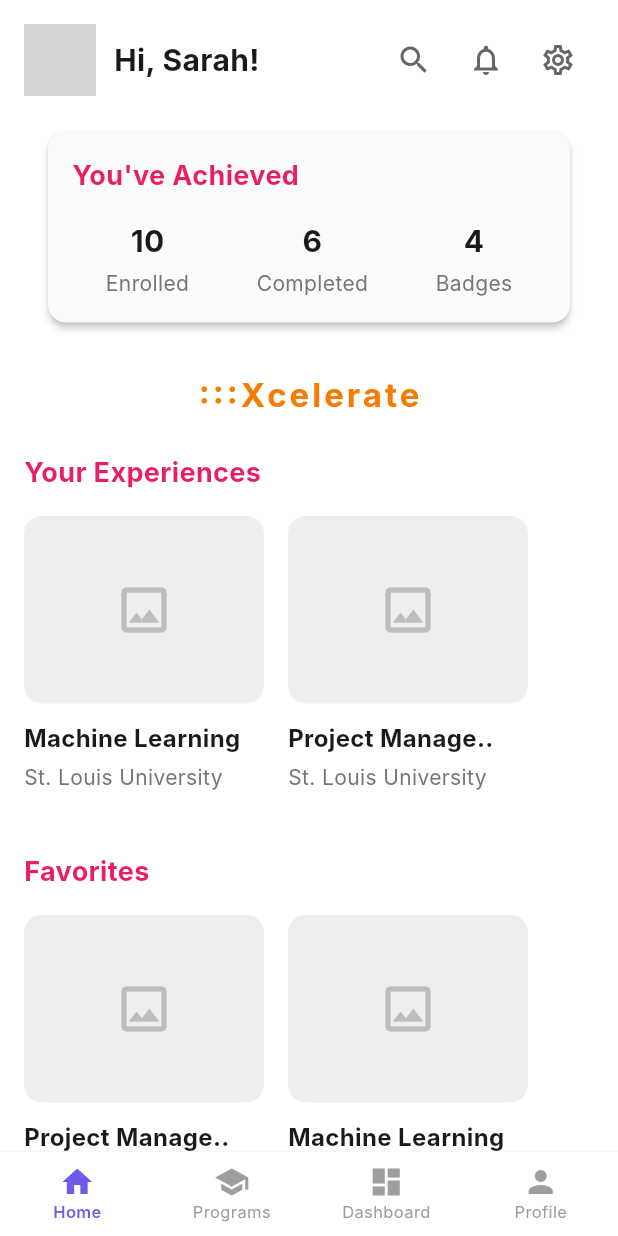
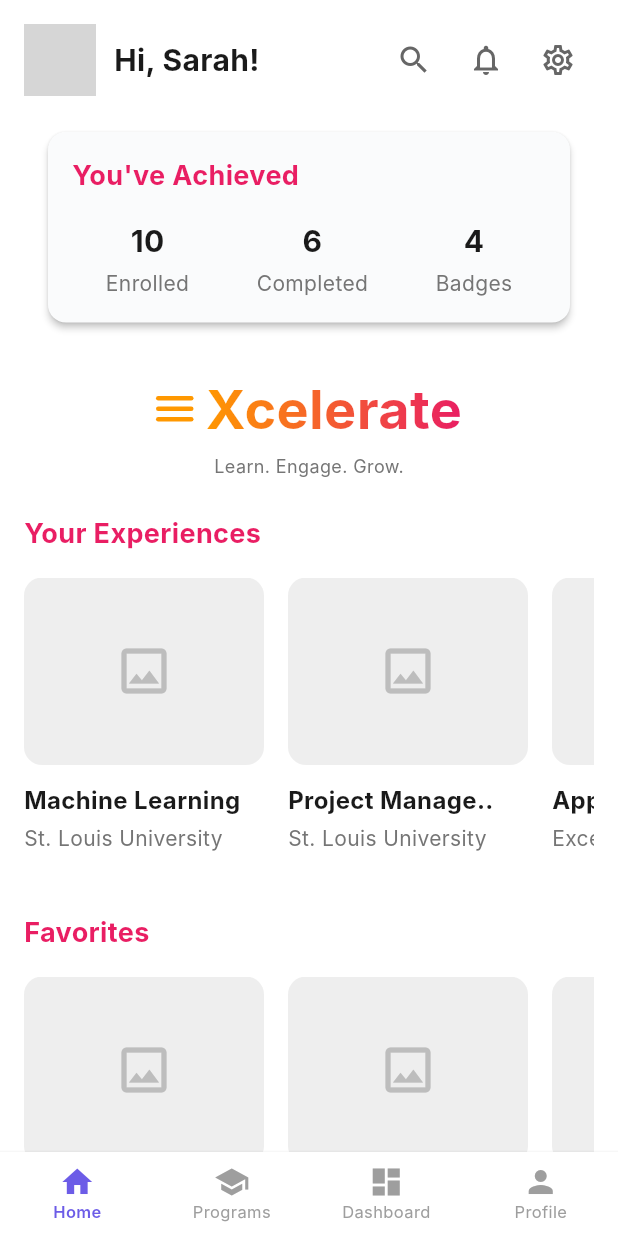
Before and after one commit to Group-49-MAD-0610/Excelerate_Hub, a Flutter app: the screen it shows after launch, on a phone screen of 412 x 824 dp. Run offline on Flutter 3.47's test engine with Material 3 defaults, Android fonts, the phone set to English and light mode, and no system bars; our stand-ins replace shared_preferences; accounts and stored records are empty; network calls fail; Roboto replaces fonts that are missing (Inter); grey boxes are pictures that could not be loaded.

Commit message:
feat(home): implement stylized logo and expand dummy data

```diff
--- a/lib/views/screens/home/home_screen.dart
+++ b/lib/views/screens/home/home_screen.dart
@@ -66,7 +66,6 @@ class HomeContent extends StatelessWidget {
 
   @override
   Widget build(BuildContext context) {
-    // Get the data from the controller.
     final controller = context.watch<HomeController>();
 
     if (controller.isLoading) {
@@ -88,16 +87,52 @@ class HomeContent extends StatelessWidget {
               _buildAchievementsCard(controller.achievements!),
             const SizedBox(height: 24),
             Center(
-              child: Text(
-                ':::Xcelerate',
-                style: TextStyle(
-                  fontWeight: FontWeight.bold,
-                  fontSize: 22,
-                  color: Colors.orange.shade700,
-                  letterSpacing: 2,
-                ),
+              child: Column(
+                children: [
+                  Row(
+                    mainAxisAlignment: MainAxisAlignment.center,
+                    crossAxisAlignment: CrossAxisAlignment.center,
+                    children: [
+                      Column(
+                        crossAxisAlignment: CrossAxisAlignment.end,
+                        children: [
+                          _buildDash(),
+                          const SizedBox(height: 4),
+                          _buildDash(),
+                          const SizedBox(height: 4),
+                          _buildDash(),
+                        ],
+                      ),
+                      const SizedBox(width: 8),
+                      ShaderMask(
+                        blendMode: BlendMode.srcIn,
+                        shaderCallback: (bounds) =>
+                            const LinearGradient(
+                              colors: [Colors.orange, Colors.pink],
+                              begin: Alignment.centerLeft,
+                              end: Alignment.centerRight,
+                            ).createShader(
+                              Rect.fromLTWH(0, 0, bounds.width, bounds.height),
+                            ),
+                        child: const Text(
+                          'Xcelerate',
+                          style: TextStyle(
+                            fontSize: 36,
+                            fontWeight: FontWeight.bold,
+                          ),
+                        ),
+                      ),
+                    ],
+                  ),
+                  const SizedBox(height: 4),
+                  Text(
+                    'Learn. Engage. Grow.',
+                    style: TextStyle(color: Colors.grey.shade600, fontSize: 12),
+                  ),
+                ],
               ),
             ),
+
             const SizedBox(height: 24),
             _buildProgramCarousel(
               context: context,
@@ -238,4 +273,16 @@ class HomeContent extends StatelessWidget {
       ],
     );
   }
+
+  // --- THIS IS THE NEW HELPER METHOD FOR THE LOGO ---
+  Widget _buildDash() {
+    return Container(
+      height: 3,
+      width: 25,
+      decoration: BoxDecoration(
+        color: Colors.orange,
+        borderRadius: BorderRadius.circular(2),
+      ),
+    );
+  }
 }
```
Also changed, not shown: lib/controllers/home_controller.dart (+32 -4 lines).
